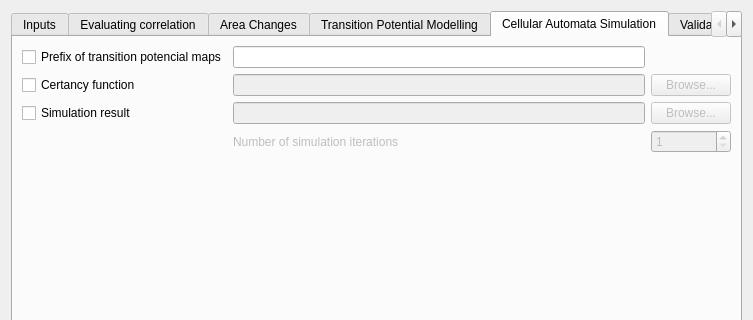
Qt form ui/moluscedialogbase.ui (nextgis/qgis_molusce) before a commit; both pictures show x 0 to 753 and y 0 to 320 of the 753 by 510 pixel window.
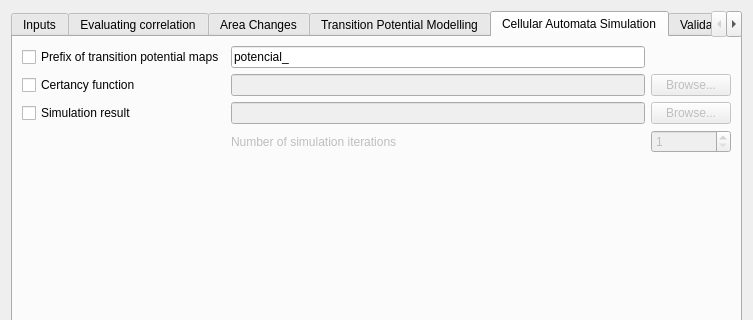
The same form after that commit. Custom widgets are drawn as their Qt base class.

Commit message: Add transition potential calculation sceleton to molusce widget; Fix spelling errors

What changed in the file:
```diff
--- a/ui/moluscedialogbase.ui
+++ b/ui/moluscedialogbase.ui
@@ -455,12 +455,16 @@
          <item row="0" column="0">
           <widget class="QCheckBox" name="checkBox">
            <property name="text">
-            <string>Prefix of transition potencial maps</string>
+            <string>Prefix of transition potential maps</string>
            </property>
           </widget>
          </item>
          <item row="0" column="1">
-          <widget class="QLineEdit" name="leTransitionPotencialPrefix"/>
+          <widget class="QLineEdit" name="leTransitionPotentialPrefix">
+           <property name="text">
+            <string>potencial_</string>
+           </property>
+          </widget>
          </item>
         </layout>
        </item>
```
Left out of the diff: 2 changed lines with no effect on the pictures. The commit also changes 9 other files.
